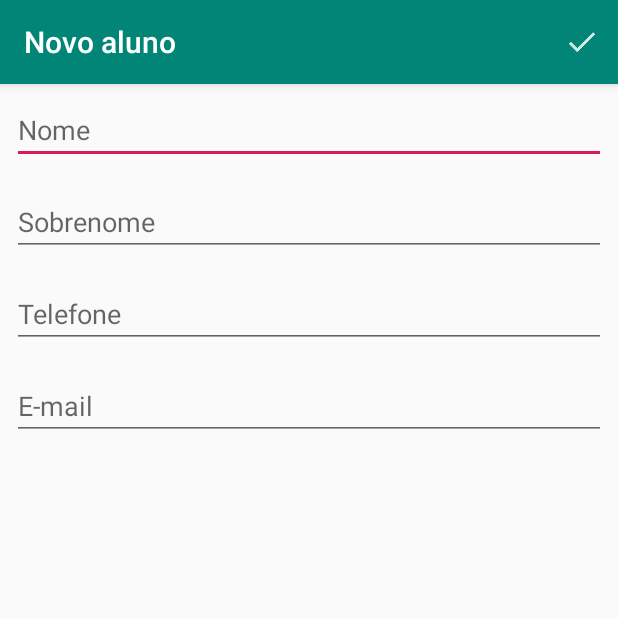
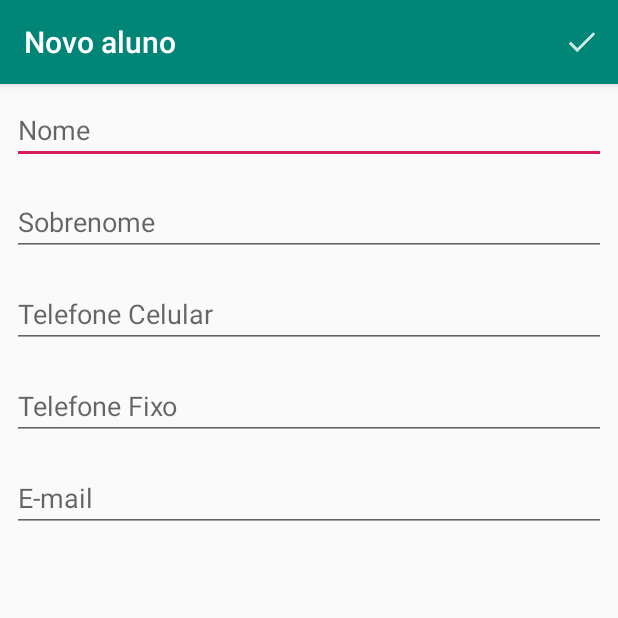
Before and after one commit to NailsonFerreira/agenda-room, an Android app: the screen it shows after launch (FormularioAlunoActivity), after a tap on an icon or button, on a phone screen of 412 x 824 dp, the top half of it. Run offline under Robolectric (Android 15) with nearby library versions, the phone set to English and light mode, and no system bars; our stand-ins replace Room's generated code; libraries missing offline, so code that uses them is left out: android.arch.persistence.

Commit message:
Add coluna telefone fixo

```diff
--- a/app/src/main/java/br/com/alura/agenda/database/AgendaDatabase.java
+++ b/app/src/main/java/br/com/alura/agenda/database/AgendaDatabase.java
@@ -1,32 +1,30 @@
 package br.com.alura.agenda.database;
 
-import android.arch.persistence.db.SupportSQLiteDatabase;
 import android.arch.persistence.room.Database;
 import android.arch.persistence.room.Room;
 import android.arch.persistence.room.RoomDatabase;
-import android.arch.persistence.room.migration.Migration;
+import android.arch.persistence.room.TypeConverters;
 import android.content.Context;
-import android.support.annotation.NonNull;
 
+import br.com.alura.agenda.database.converter.CoversorCalendar;
 import br.com.alura.agenda.database.dao.AlunoDAO;
 import br.com.alura.agenda.model.Aluno;
 
-@Database(entities = {Aluno.class}, version = 2, exportSchema = false)
-public abstract class AgendaDatabase extends RoomDatabase{
+import static br.com.alura.agenda.database.AgendaMigrations.MIGRATIONS;
+
+@Database(entities = {Aluno.class}, version = 4, exportSchema = false)
+@TypeConverters({CoversorCalendar.class})
+public abstract class AgendaDatabase extends RoomDatabase {
 
     private static final String AGENDA_DB = "agenda.db";
 
+
     public abstract AlunoDAO getRoomAlunoDAO();
 
-    public static AgendaDatabase getInstance(Context context){
+    public static AgendaDatabase getInstance(Context context) {
         return Room.databaseBuilder(context, AgendaDatabase.class, AGENDA_DB)
                 .allowMainThreadQueries()
-                .addMigrations(new Migration(1, 2) {
-                    @Override
-                    public void migrate(@NonNull SupportSQLiteDatabase database) {
-                        database.execSQL("ALTER TABLE aluno ADD COLUMN sobrenome TEXT");
-                    }
-                })
+                .addMigrations(MIGRATIONS)
                 .build();
     }
 }
--- /dev/null
+++ b/app/src/main/java/br/com/alura/agenda/database/AgendaMigrations.java
@@ -0,0 +1,44 @@
+package br.com.alura.agenda.database;
+
+import android.arch.persistence.db.SupportSQLiteDatabase;
+import android.arch.persistence.room.migration.Migration;
+import android.support.annotation.NonNull;
+
+public class AgendaMigrations {
+
+    public static final Migration MIGRATION_1_2 = new Migration(1, 2) {
+        @Override
+        public void migrate(@NonNull SupportSQLiteDatabase database) {
+            database.execSQL("ALTER TABLE aluno ADD COLUMN sobrenome TEXT");
+        }
+    };
+    public static final Migration MIGRATION_2_3 = new Migration(2, 3) {
+        @Override
+        public void migrate(@NonNull SupportSQLiteDatabase database) {
+            database.execSQL("ALTER TABLE aluno ADD COLUMN momentoCadastro INTEGER");
+        }
+    };
+    public static final Migration MIGRATION_3_4 = new Migration(3, 4) {
+        @Override
+        public void migrate(@NonNull SupportSQLiteDatabase database) {
+//            database.execSQL("ALTER TABLE aluno ADD COLUMN telefoneFixo TEXT");
+            database.execSQL("CREATE TABLE IF NOT EXISTS `Aluno_novo` " +
+                    "(`id` INTEGER PRIMARY KEY AUTOINCREMENT NOT NULL, " +
+                    "`nome` TEXT, " +
+                    "`sobrenome` TEXT, " +
+                    "`telefoneCelular` TEXT, " +
+                    "`telefoneFixo` TEXT, " +
+                    "`email` TEXT, " +
+                    "`momentoCadastro` INTEGER)");
+
+            database.execSQL("INSERT INTO Aluno_novo(id, nome, sobrenome, telefoneCelular, email, momentocadastro) " +
+                    "SELECT id, nome, sobrenome, telefone, email, momentoCadastro FROM aluno");
+
+            database.execSQL("DROP TABLE aluno");
+
+            database.execSQL("ALTER TABLE Aluno_novo RENAME TO Aluno");
+
+        }
+    };
+    public static final Migration[] MIGRATIONS = {MIGRATION_1_2, MIGRATION_2_3, MIGRATION_3_4};
+}
--- a/app/src/main/java/br/com/alura/agenda/ui/activity/FormularioAlunoActivity.java
+++ b/app/src/main/java/br/com/alura/agenda/ui/activity/FormularioAlunoActivity.java
@@ -5,7 +5,6 @@ import android.os.Bundle;
 import android.support.v7.app.AppCompatActivity;
 import android.view.Menu;
 import android.view.MenuItem;
-import android.view.View;
 import android.widget.EditText;
 
 import br.com.alura.agenda.R;
@@ -21,7 +20,8 @@ public class FormularioAlunoActivity extends AppCompatActivity {
     private static final String TITULO_APPBAR_EDITA_ALUNO = "Edita aluno";
     private EditText campoNome;
     private EditText campoSobrenome;
-    private EditText campoTelefone;
+    private EditText campoTelefoneCelular;
+    private EditText campoTelefoneFixo;
     private EditText campoEmail;
     private AlunoDAO dao;
     private Aluno aluno;
@@ -68,7 +68,8 @@ public class FormularioAlunoActivity extends AppCompatActivity {
     private void preencheCampos() {
         campoNome.setText(aluno.getNome());
         campoSobrenome.setText(aluno.getSobrenome());
-        campoTelefone.setText(aluno.getTelefone());
+        campoTelefoneCelular.setText(aluno.getTelefoneCelular());
+        campoTelefoneFixo.setText(aluno.getTelefoneFixo());
         campoEmail.setText(aluno.getEmail());
     }
 
@@ -85,19 +86,22 @@ public class FormularioAlunoActivity extends AppCompatActivity {
     private void inicializacaoDosCampos() {
         campoNome = findViewById(R.id.activity_formulario_aluno_nome);
         campoSobrenome = findViewById(R.id.activity_formulario_aluno_sobrenome);
-        campoTelefone = findViewById(R.id.activity_formulario_aluno_telefone);
+        campoTelefoneCelular = findViewById(R.id.activity_formulario_aluno_telefone_celular);
+        campoTelefoneFixo = findViewById(R.id.activity_formulario_aluno_telefone_fixo);
         campoEmail = findViewById(R.id.activity_formulario_aluno_email);
     }
 
     private void preencheAluno() {
         String nome = campoNome.getText().toString();
         String sobrenome = campoSobrenome.getText().toString();
-        String telefone = campoTelefone.getText().toString();
+        String telefoneCelular = campoTelefoneCelular.getText().toString();
+        String telefoneFixo = campoTelefoneFixo.getText().toString();
         String email = campoEmail.getText().toString();
 
         aluno.setNome(nome);
         aluno.setSobrenome(sobrenome);
-        aluno.setTelefone(telefone);
+        aluno.setTelefoneCelular(telefoneCelular);
+        aluno.setTelefoneFixo(telefoneFixo);
         aluno.setEmail(email);
     }
 }
--- a/app/src/main/java/br/com/alura/agenda/ui/adapter/ListaAlunosAdapter.java
+++ b/app/src/main/java/br/com/alura/agenda/ui/adapter/ListaAlunosAdapter.java
@@ -49,7 +49,8 @@ public class ListaAlunosAdapter extends BaseAdapter {
         TextView nome = view.findViewById(R.id.item_aluno_nome);
         nome.setText(aluno.getNomeCompleto());
         TextView telefone = view.findViewById(R.id.item_aluno_telefone);
-        telefone.setText(aluno.getTelefone());
+        telefone.setText(aluno.getTelefoneCelular());
+
     }
 
     private View criaView(ViewGroup viewGroup) {
--- a/app/src/main/res/layout/activity_formulario_aluno.xml
+++ b/app/src/main/res/layout/activity_formulario_aluno.xml
@@ -1,8 +1,8 @@
 <?xml version="1.0" encoding="utf-8"?>
 <ScrollView xmlns:android="http://schemas.android.com/apk/res/android"
     xmlns:tools="http://schemas.android.com/tools"
-    android:layout_height="wrap_content"
-    android:layout_width="match_parent">
+    android:layout_width="match_parent"
+    android:layout_height="wrap_content">
 
     <LinearLayout
         android:layout_width="match_parent"
@@ -15,8 +15,8 @@
             android:layout_height="wrap_content"
             android:layout_margin="8dp"
             android:hint="@string/nome"
+            android:importantForAutofill="no"
             android:inputType="textCapWords"
-            android:importantForAutofill="no"
             tools:targetApi="o" />
 
         <EditText
@@ -25,18 +25,28 @@
             android:layout_height="wrap_content"
             android:layout_margin="8dp"
             android:hint="@string/sobrenome"
+            android:importantForAutofill="no"
             android:inputType="textCapWords"
-            android:importantForAutofill="no"
             tools:targetApi="o" />
 
         <EditText
-            android:id="@+id/activity_formulario_aluno_telefone"
+            android:id="@+id/activity_formulario_aluno_telefone_celular"
             android:layout_width="match_parent"
             android:layout_height="wrap_content"
             android:layout_margin="8dp"
-            android:hint="@string/telefone"
+            android:hint="@string/telefone_celular"
+            android:importantForAutofill="no"
             android:inputType="phone"
+            tools:targetApi="o" />
+
+        <EditText
+            android:id="@+id/activity_formulario_aluno_telefone_fixo"
+            android:layout_width="match_parent"
+            android:layout_height="wrap_content"
+            android:layout_margin="8dp"
+            android:hint="@string/telefone_fixo"
             android:importantForAutofill="no"
+            android:inputType="phone"
             tools:targetApi="o" />
 
         <EditText
@@ -45,8 +55,8 @@
             android:layout_height="wrap_content"
             android:layout_margin="8dp"
             android:hint="@string/email"
+            android:importantForAutofill="no"
             android:inputType="textEmailAddress"
-            android:importantForAutofill="no"
             tools:targetApi="o" />
 
     </LinearLayout>
--- a/app/src/main/res/values/strings.xml
+++ b/app/src/main/res/values/strings.xml
@@ -1,9 +1,10 @@
 <resources>
     <string name="app_name">Agenda</string>
     <string name="nome">Nome</string>
-    <string name="telefone">Telefone</string>
+    <string name="telefone_celular">Telefone Celular</string>
     <string name="email">E-mail</string>
     <string name="salvar_aluno">Salvar o aluno</string>
     <string name="remover">Remover</string>
     <string name="sobrenome">Sobrenome</string>
+    <string name="telefone_fixo">Telefone Fixo</string>
 </resources>
```
Also changed, not shown: app/src/main/java/br/com/alura/agenda/dao/AlunoDAO.java (deleted, +0 -54 lines), app/src/main/java/br/com/alura/agenda/database/converter/CoversorCalendar.java (added, +25 -0 lines), app/src/main/java/br/com/alura/agenda/model/Aluno.java (+31 -15 lines), app/src/main/res/layout/item_aluno.xml (+33 -12 lines).
